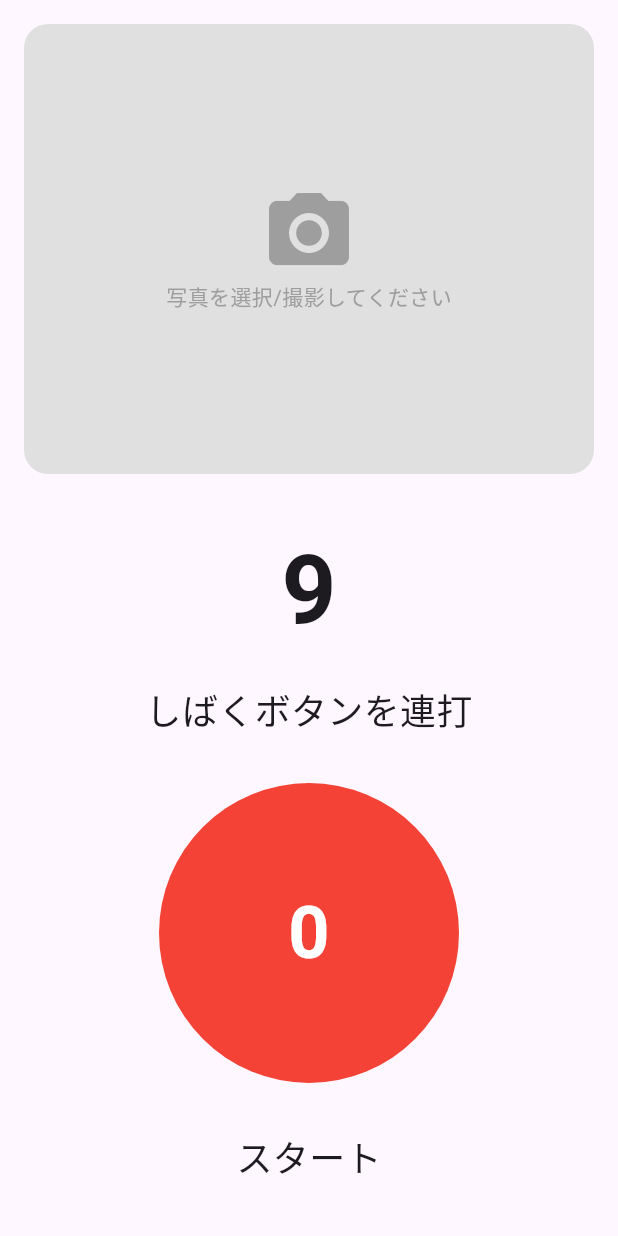
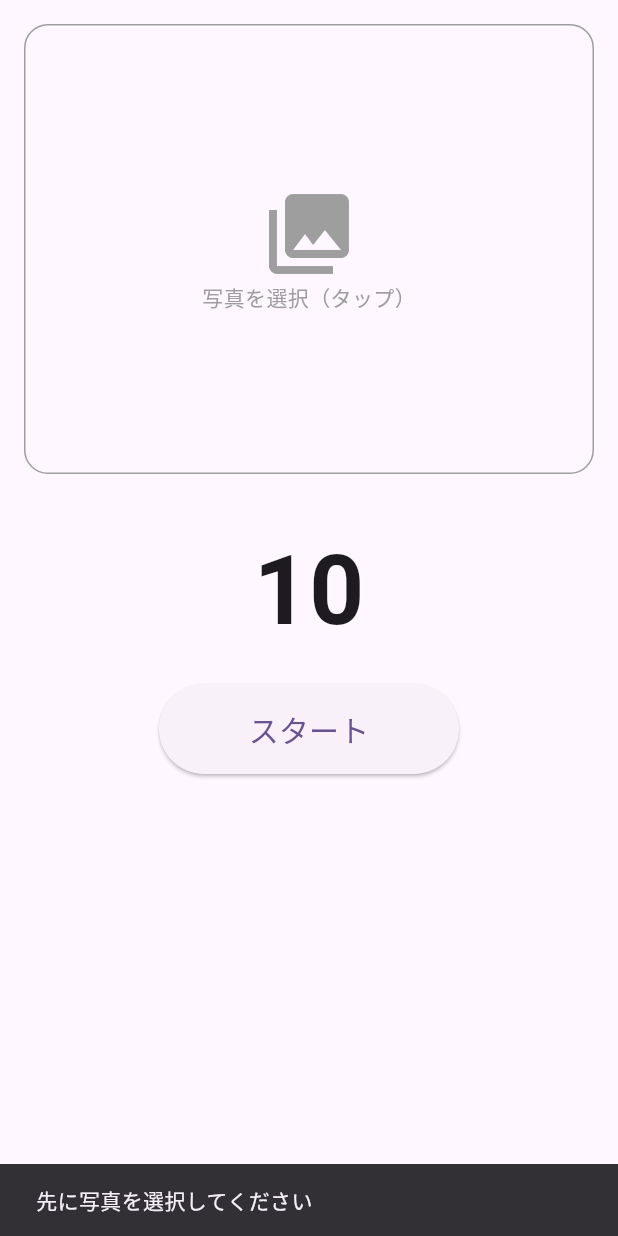
Before and after one commit to Yuji-ctrl/spajamShibaki, a Flutter app: the ShibakiScreen screen opened by its route, after a tap on "スタート", on a phone screen of 412 x 824 dp. Run offline on Flutter 3.47's test engine with Material 3 defaults, Android fonts, the phone set to English and light mode, and no system bars; our stand-ins replace image_picker.

Commit message:
写真をアップロードできるようにした（Web対応）
image_picker_gallery_camera: ^0.3.0
 >> image_picker: ^1.1.2

```diff
--- a/lib/main.dart
+++ b/lib/main.dart
@@ -1,7 +1,8 @@
+import 'dart:typed_data';  // Uint8List用
+import 'package:flutter/foundation.dart';  // kIsWeb用
 import 'package:flutter/material.dart';
+import 'package:image_picker/image_picker.dart';
 import 'dart:async';
-// pubspec.yaml追加後
-// ShibakiScreenでボタン追加し、getImage(ImgSource.Both)で画像取得後Image.file表示。[]
 
 void main() {
   runApp(const MyApp());
@@ -98,6 +99,8 @@ class _ShibakiScreenState extends State<ShibakiScreen> {
   int _tapCount = 0;
   int _remainingTime = 10;
   Timer? _timer;
+  Uint8List? _imageBytes;  // Web/Mobile共通: bytesで保持
+  final ImagePicker _picker = ImagePicker();
 
   @override
   void dispose() {
@@ -105,7 +108,33 @@ class _ShibakiScreenState extends State<ShibakiScreen> {
     super.dispose();
   }
 
+  // 画像ピック（Web/Mobile自動対応）
+  Future<void> _pickImage() async {
+    try {
+      final XFile? image = await _picker.pickImage(
+        source: ImageSource.gallery,  // ギャラリー優先（カメラも可）
+        imageQuality: 80,  // 容量軽減
+      );
+      if (image != null) {
+        final bytes = await image.readAsBytes();
+        setState(() {
+          _imageBytes = bytes;
+        });
+      }
+    } catch (e) {
+      ScaffoldMessenger.of(context).showSnackBar(
+        SnackBar(content: Text('画像選択エラー: $e')),
+      );
+    }
+  }
+
   void _startShibaki() {
+    if (_imageBytes == null) {
+      ScaffoldMessenger.of(context).showSnackBar(
+        const SnackBar(content: Text('先に写真を選択してください')),
+      );
+      return;
+    }
     setState(() {
       _isRunning = true;
       _tapCount = 0;
@@ -123,7 +152,7 @@ class _ShibakiScreenState extends State<ShibakiScreen> {
   }
 
   void _onTap() {
-  if (_isRunning && _remainingTime > 0) {  // 残り時間チェック追加
+    if (_isRunning && _remainingTime > 0) {
       setState(() {
         _tapCount++;
       });
@@ -132,7 +161,7 @@ class _ShibakiScreenState extends State<ShibakiScreen> {
 
   void _finish() {
     _timer?.cancel();
-  setState(() {  // setStateで_isRunningをfalseに
+    setState(() {
       _isRunning = false;
     });
     Future.delayed(const Duration(seconds: 2), () {
@@ -144,7 +173,6 @@ void _finish() {
     });
   }
 
-
   @override
   Widget build(BuildContext context) {
     return Scaffold(
@@ -152,31 +180,43 @@ void _finish() {
         padding: const EdgeInsets.all(16.0),
         child: Column(
           children: [
-            // 写真エリア (仮: プレースホルダー、後でimage_picker使用)
-            Container(
+            // 写真エリア
+            GestureDetector(
+              onTap: _pickImage,
+              child: Container(
                 height: 300,
                 decoration: BoxDecoration(
-                color: Colors.grey[300],
                   borderRadius: BorderRadius.circular(16),
+                  border: Border.all(color: Colors.grey),
                 ),
-              child: const Center(
+                child: _imageBytes != null
+                    ? ClipRRect(
+                        borderRadius: BorderRadius.circular(16),
+                        child: Image.memory(
+                          _imageBytes!,
+                          fit: BoxFit.cover,
+                          width: double.infinity,
+                          height: double.infinity,
+                        ),
+                      )
+                    : const Center(
                         child: Column(
                           mainAxisAlignment: MainAxisAlignment.center,
                           children: [
-                    Icon(Icons.photo_camera, size: 64, color: Colors.grey),
-                    Text('写真を選択/撮影してください', style: TextStyle(color: Colors.grey)),
+                            Icon(Icons.photo_library, size: 64, color: Colors.grey),
+                            Text('写真を選択（タップ）', style: TextStyle(color: Colors.grey)),
                           ],
                         ),
                       ),
               ),
+            ),
             const SizedBox(height: 32),
-            // カウントダウン
+            // カウントダウン以下同じ...
             Text(
               '$_remainingTime',
               style: const TextStyle(fontSize: 64, fontWeight: FontWeight.bold),
             ),
             const SizedBox(height: 16),
-            // テキストとボタン
             if (_isRunning) ...[
               const Text('しばくボタンを連打', style: TextStyle(fontSize: 24)),
               const SizedBox(height: 32),
@@ -212,6 +252,7 @@ void _finish() {
     );
   }
 }
+
 
 // 3. 結果画面
 class ResultScreen extends StatelessWidget {
--- a/pubspec.yaml
+++ b/pubspec.yaml
@@ -34,7 +34,7 @@ dependencies:
   # The following adds the Cupertino Icons font to your application.
   # Use with the CupertinoIcons class for iOS style icons.
   cupertino_icons: ^1.0.8
-  image_picker_gallery_camera: ^0.3.0
+  image_picker: ^1.1.2
   google_mlkit_face_detection: ^0.13.2
 
 dev_dependencies:
```
Also changed, not shown: pubspec.lock, 7 other files. Lines whose indentation alone changed are shown as unchanged.
